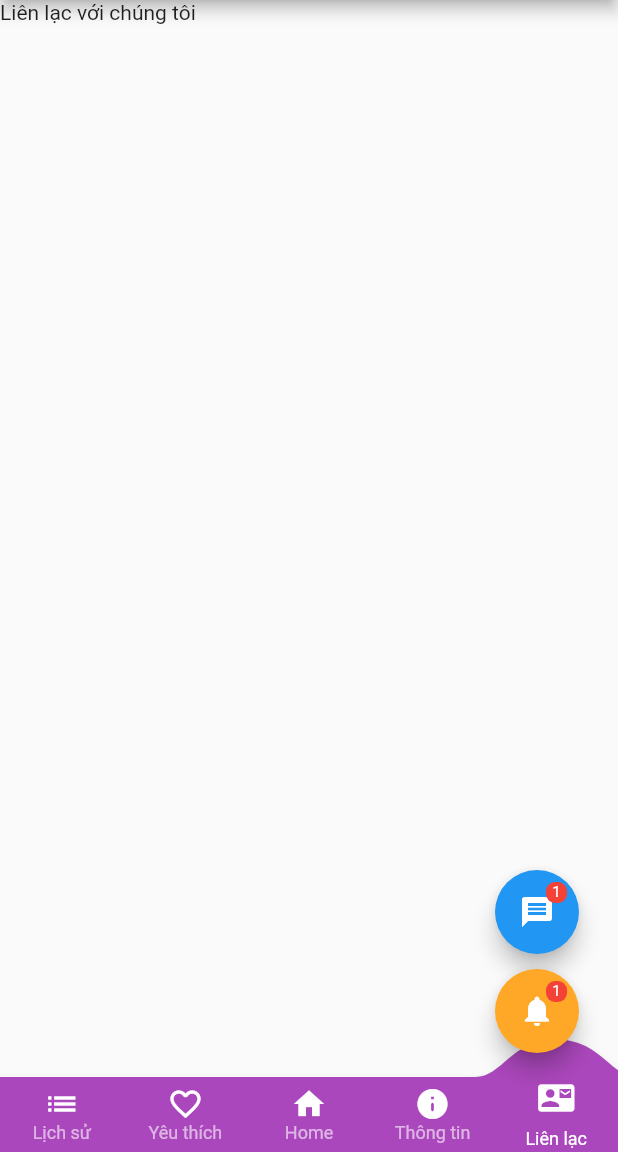
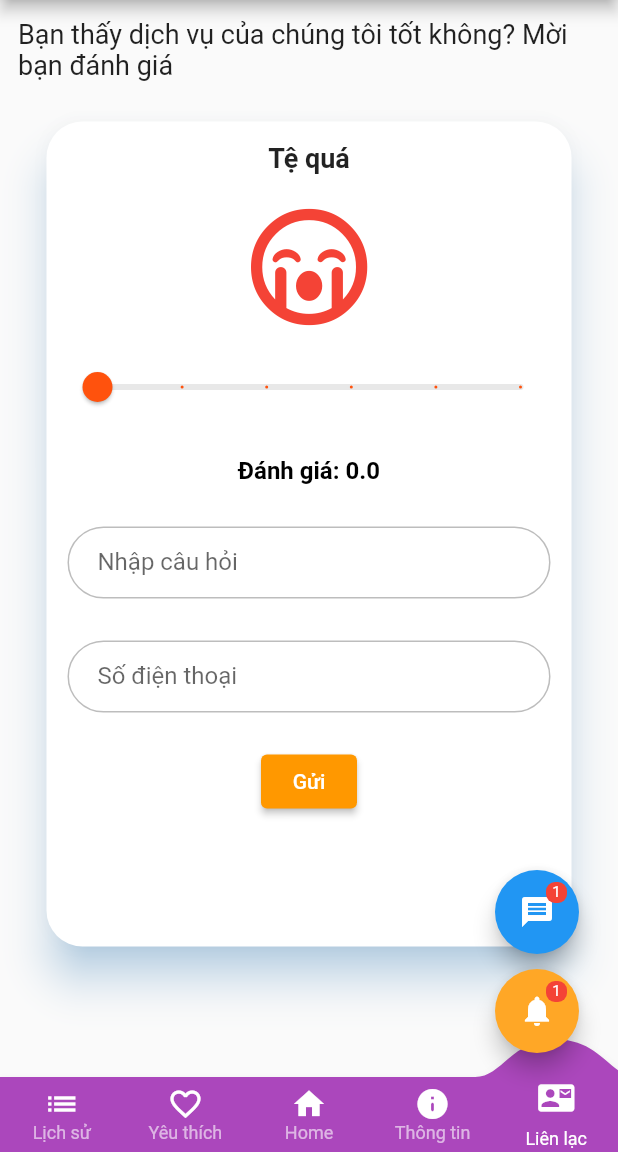
Before and after one commit to HQD-org/HQD-mobile-store-frontend-app, a Flutter app: the MyHomePage screen opened by its route, item 5 of the bottom bar chosen, on a phone screen of 412 x 824 dp, the part 84-1236 px from its top. Run offline on Flutter 3.47's test engine with Material 2 defaults, Android fonts, the phone set to English and light mode, and no system bars; drawn by our look-alikes of convex_bottom_bar; our stand-ins replace carousel_slider, dio, dropdown_search, email_validator, font_awesome_flutter, hexcolor and 6 more; missing offline and left inert: dart:ffi; accounts and stored records are empty; network calls fail.

Commit message:
feedback screen

```diff
--- a/lib/main.dart
+++ b/lib/main.dart
@@ -37,6 +37,7 @@ class MyApp extends StatelessWidget {
           primarySwatch: Colors.grey,
           accentColor: _accentColor,
           primaryColor: _pimaryColors,
+          dividerColor: Colors.black,
           appBarTheme:
               AppBarTheme(iconTheme: IconThemeData(color: Colors.white)),
           //scaffoldBackgroundColor: Colors.grey,
--- a/lib/src/providers/user_provider.dart
+++ b/lib/src/providers/user_provider.dart
@@ -1,10 +1,12 @@
 import 'package:flutter/material.dart';
+import 'package:mobile_store/src/models/branch_model.dart';
 import 'package:mobile_store/src/models/user_model.dart';
 
 class UserProvider extends ChangeNotifier {
   double totalPrice = 0;
   bool hasCart = false;
   UserModel? _user;
+  List<BranchModel>? _listAllDataBranch;
 
   // MARK: getter & setter
   UserModel? get getUser => _user;
@@ -23,6 +25,11 @@ class UserProvider extends ChangeNotifier {
     totalPrice = p;
     notifyListeners();
   }
+
+  List<BranchModel>? get getAllBranch => _listAllDataBranch;
+  set setAllBranch(List<BranchModel> list) {
+    _listAllDataBranch = list;
+  }
 }
 
 UserProvider userProvider = UserProvider();
--- a/lib/src/repository/authentication_repository.dart
+++ b/lib/src/repository/authentication_repository.dart
@@ -1,3 +1,5 @@
+import 'dart:convert';
+
 import 'package:http/http.dart';
 import 'package:mobile_store/src/common/api_gateway.dart';
 import 'package:mobile_store/src/repository/base_repository.dart';
@@ -63,6 +65,8 @@ class AuthenticationRepository {
     Response response =
         await BaseRepository().post(ApiGateway.updateProfile, dataBody);
     //print(response.toString());
+    var jsonResponse = jsonDecode(response.body)['message'];
+    print(jsonResponse.toString());
     return response;
   }
 }
--- a/lib/src/repository/order_repository.dart
+++ b/lib/src/repository/order_repository.dart
@@ -10,8 +10,10 @@ class OrderRepository {
     required double totalPrice,
     required List<Map<String, dynamic>> products,
     required Map<String, dynamic> receiverInfo,
+    required String idBranch,
   }) async {
     var dataBody = {
+      "idBranch": idBranch,
       "products": products,
       "totalPrice": totalPrice,
       "coupon": coupon,
--- a/lib/src/screens/cart/cart_empty_screen.dart
+++ b/lib/src/screens/cart/cart_empty_screen.dart
@@ -11,7 +11,7 @@ class CartEmptyScreenState extends StatelessWidget {
           Container(
             margin: EdgeInsets.only(top: 40),
             padding: EdgeInsets.all(15.0),
-            width: double.infinity,
+            width: 350,
             height: MediaQuery.of(context).size.height * 0.4,
             decoration: BoxDecoration(
               image: DecorationImage(
--- /dev/null
+++ b/lib/src/screens/feedback/feedback_screen.dart
@@ -0,0 +1,228 @@
+import 'dart:convert';
+
+import 'package:flutter/material.dart';
+import 'package:font_awesome_flutter/font_awesome_flutter.dart';
+import 'package:mobile_store/src/common/theme_helper.dart';
+import 'package:http/http.dart' as http;
+import 'package:mobile_store/src/models/user_model.dart';
+import 'package:mobile_store/src/providers/user_provider.dart';
+
+class FeedbackScreen extends StatefulWidget {
+  @override
+  State<StatefulWidget> createState() {
+    return _FeedbackScreenState();
+  }
+}
+
+class _FeedbackScreenState extends State<FeedbackScreen> {
+  String myFeedBackText = "Tệ quá";
+  var sliderValue = 0.0;
+  IconData myFeedBack = FontAwesomeIcons.sadCry;
+  Color myFeedBackColor = Colors.red;
+  TextEditingController question = new TextEditingController();
+  TextEditingController phone = new TextEditingController();
+  late UserModel user;
+
+  @override
+  void initState() {
+    super.initState();
+    user = userProvider.getUser!;
+  }
+
+  Future sendMail(
+      {required String name,
+      required String email,
+      required String phone,
+      required String message}) async {
+    var dataBody = {
+      "service_id": "service_xt8mo7t",
+      "template_id": "template_n8l8lls",
+      "user_id": "user_ZmPJ09VlYiQSQV0QsH8pN",
+      "template_params": {
+        "email": email,
+        "fullname": name,
+        "message": message,
+        "sdt": phone,
+        "to_email": "hqdmobilestorecontact@gmail.com"
+      }
+    };
+    final url = Uri.parse("https://api.emailjs.com/api/v1.0/email/send");
+    final response = await http.post(url,
+        headers: {
+          'Content-Type': 'application/json',
+          'origin': 'http://localhost'
+        },
+        body: jsonEncode(dataBody));
+    print("sendmail: " + response.body);
+  }
+
+  @override
+  Widget build(BuildContext context) {
+    return SafeArea(
+        child: SingleChildScrollView(
+      child: Container(
+        child: Column(
+          children: [
+            Container(
+              child: Padding(
+                padding: EdgeInsets.all(12.0),
+                child: Container(
+                  child: Text(
+                    "Bạn thấy dịch vụ của chúng tôi tốt không? Mời bạn đánh giá",
+                    style: TextStyle(fontSize: 18.0),
+                  ),
+                ),
+              ),
+            ),
+            SizedBox(
+              height: 15.0,
+            ),
+            Container(
+              child: Align(
+                child: Material(
+                  color: Colors.white,
+                  elevation: 12.0,
+                  borderRadius: BorderRadius.circular(24.0),
+                  shadowColor: Color(0x802196F3),
+                  child: Container(
+                    height: 550.0,
+                    width: 350.0,
+                    child: Column(
+                      children: [
+                        Padding(
+                          padding: EdgeInsets.all(14.0),
+                          child: Container(
+                            child: Text(
+                              myFeedBackText,
+                              style: TextStyle(
+                                  fontSize: 18.0, fontWeight: FontWeight.bold),
+                            ),
+                          ),
+                        ),
+                        Padding(
+                          padding: EdgeInsets.all(8.0),
+                          child: Icon(
+                            myFeedBack,
+                            color: myFeedBackColor,
+                            size: 80.0,
+                          ),
+                        ),
+                        Padding(
+                            padding: EdgeInsets.all(8.0),
+                            child: Container(
+                              child: Slider(
+                                value: sliderValue,
+                                min: 0.0,
+                                max: 5.0,
+                                divisions: 5,
+                                activeColor: Color(0xfffff520d),
+                                onChanged: (newValue) {
+                                  setState(() {
+                                    sliderValue = newValue;
+                                    if (sliderValue >= 0.0 &&
+                                        sliderValue <= 1.0) {
+                                      myFeedBack = FontAwesomeIcons.sadCry;
+                                      myFeedBackColor = Colors.red;
+                                      myFeedBackText = "Quá tệ";
+                                    }
+                                    if (sliderValue >= 1.1 &&
+                                        sliderValue <= 2.0) {
+                                      myFeedBack = FontAwesomeIcons.frown;
+                                      myFeedBackColor = Colors.yellow;
+                                      myFeedBackText = "Không tốt";
+                                    }
+                                    if (sliderValue >= 2.1 &&
+                                        sliderValue <= 3.0) {
+                                      myFeedBack = FontAwesomeIcons.meh;
+                                      myFeedBackColor = Colors.amber;
+                                      myFeedBackText = "Bình thường";
+                                    }
+                                    if (sliderValue >= 3.1 &&
+                                        sliderValue <= 4.0) {
+                                      myFeedBack = FontAwesomeIcons.smile;
+                                      myFeedBackColor = Colors.green.shade400;
+                                      myFeedBackText = "Cũng được";
+                                    }
+                                    if (sliderValue >= 4.1 &&
+                                        sliderValue <= 5.0) {
+                                      myFeedBack = FontAwesomeIcons.laugh;
+                                      myFeedBackColor = Colors.green.shade600;
+                                      myFeedBackText = "Quá tốt";
+                                    }
+                                  });
+                                },
+                              ),
+                            )),
+                        Padding(
+                          padding: EdgeInsets.all(14.0),
+                          child: Container(
+                            child: Text(
+                              "Đánh giá: $sliderValue",
+                              style: TextStyle(
+                                  fontSize: 16.0,
+                                  fontWeight: FontWeight.bold,
+                                  color: Colors.black),
+                            ),
+                          ),
+                        ),
+                        Padding(
+                          padding: EdgeInsets.all(14.0),
+                          child: Container(
+                            child: TextField(
+                              keyboardType: TextInputType.multiline,
+                              minLines: 1,
+                              maxLines: 3,
+                              controller: question,
+                              decoration: ThemeHelper().textInputDecoration(
+                                  'Nhập câu hỏi', 'Thắc mắc'),
+                            ),
+                          ),
+                        ),
+                        Padding(
+                          padding: EdgeInsets.all(14.0),
+                          child: Container(
+                            child: TextField(
+                              controller: phone,
+                              decoration: ThemeHelper().textInputDecoration(
+                                  'Số điện thoại', 'Phone'),
+                            ),
+                          ),
+                        ),
+                        Padding(
+                          padding: EdgeInsets.all(8.0),
+                          child: Container(
+                              child: Align(
+                            alignment: Alignment.bottomCenter,
+                            child: ElevatedButton(
+                              onPressed: () async {
+                                sendMail(
+                                    email: user.email,
+                                    message:
+                                        "Đánh giá: $sliderValue .Câu hỏi: " +
+                                            question.text,
+                                    name: user.name,
+                                    phone: phone.text);
+                                print("Hello");
+                              },
+                              child: Text(
+                                "Gửi",
+                                style: TextStyle(color: Colors.white),
+                              ),
+                              style: ElevatedButton.styleFrom(
+                                primary: Colors.orange,
+                              ),
+                            ),
+                          )),
+                        ),
+                      ],
+                    ),
+                  ),
+                ),
+              ),
+            )
+          ],
+        ),
+      ),
+    ));
+  }
+}
--- a/lib/src/screens/home.dart
+++ b/lib/src/screens/home.dart
@@ -1,13 +1,16 @@
 import 'package:convex_bottom_bar/convex_bottom_bar.dart';
 import 'package:flutter/material.dart';
 import 'package:mobile_store/src/common/shared_preference_user.dart';
+import 'package:mobile_store/src/models/branch_model.dart';
 import 'package:mobile_store/src/models/cart_model.dart';
 import 'package:mobile_store/src/providers/user_provider.dart';
+import 'package:mobile_store/src/repository/branch_repository.dart';
 import 'package:mobile_store/src/repository/cart_repository.dart';
 import 'package:mobile_store/src/repository/user_repo.dart';
 import 'package:mobile_store/src/screens/Order/history_order_screen.dart';
 import 'package:mobile_store/src/screens/cart/cart_screen.dart';
 import 'package:mobile_store/src/screens/favorite_screen.dart';
+import 'package:mobile_store/src/screens/feedback/feedback_screen.dart';
 import 'package:mobile_store/src/screens/home_screen.dart';
 import 'package:mobile_store/src/screens/list_user_screen.dart';
 import 'package:mobile_store/src/screens/login_screen.dart';
@@ -48,6 +51,7 @@ class _MyHomePageState extends State<MyHomePage> {
       }
     });
     getDataCart();
+    getDataBranch();
   }
 
   @override
@@ -66,6 +70,20 @@ class _MyHomePageState extends State<MyHomePage> {
     });
     if (totalPrice > 0) {
       model.setHasCart = true;
+    }
+  }
+
+  getDataBranch() async {
+    var model = Provider.of<UserProvider>(context, listen: false);
+    List<BranchModel> list = [];
+    List<BranchModel>? getFromAPI = await BranchRepository().getDataBranch();
+    getFromAPI!.forEach((element) {
+      if (element.status == 'open') {
+        list.add(element);
+      }
+    });
+    if (list.length > 0) {
+      model.setAllBranch = list;
     }
   }
 
@@ -153,19 +171,19 @@ class _MyHomePageState extends State<MyHomePage> {
 
     switch (_index) {
       case 0:
-        child = ListUserScreen(); // list
+        child = ListUserScreen();
         break;
       case 1:
-        child = FavoriteScreent(); // profile
+        child = FavoriteScreent();
         break;
       case 2:
-        child = HomeScreen(); // yêu thích
+        child = HomeScreen();
         break;
       case 3:
-        child = Text("Thông tin về HQD"); // yêu thích
+        child = Text("Thông tin về HQD");
         break;
       default:
-        child = Text('Liên lạc với chúng tôi'); // giỏ hàng
+        child = FeedbackScreen();
         break;
     }
 
--- a/lib/src/screens/update_info_screen.dart
+++ b/lib/src/screens/update_info_screen.dart
@@ -293,6 +293,7 @@ class _UpdateInfoScreenState extends State<UpdateInfoScreen> {
                                           village: village,
                                           phone: phone.text);
                                   Navigator.pop(context);
+
                                   if (status.statusCode == 200) {
                                     await UserRepository()
                                         .getMyProfile()
```
Also changed, not shown: lib/src/repository/branch_repository.dart (+14 -3 lines), lib/src/screens/Order/order_screen.dart (+50 -0 lines), lib/src/screens/profile_screen.dart (+49 -8 lines), lib/src/widgets/detail_order_widget.dart (+43 -1 lines), lib/src/widgets/number_widget.dart (added, +46 -0 lines).
